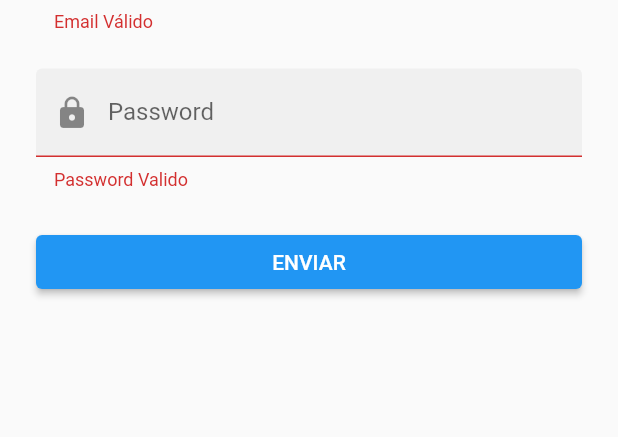
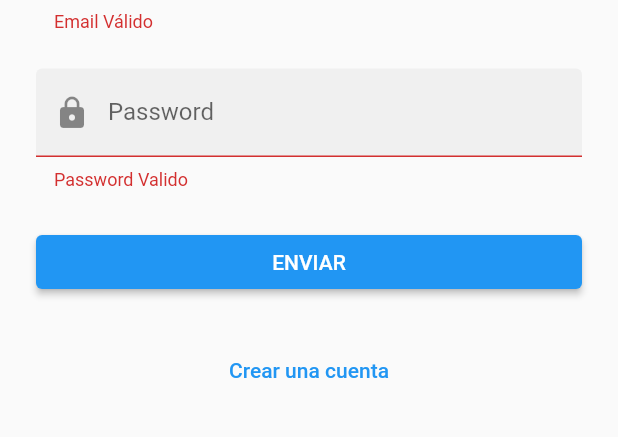
Before and after one commit to flutteracademy-app/clases-adra, a Flutter app: the screen it shows after launch, after a tap on "ENVIAR", on a phone screen of 412 x 824 dp, the part 521-958 px from its top. Run offline on Flutter 3.47's test engine with Material 2 defaults, Android fonts, the phone set to English and light mode, and no system bars; our stand-ins replace firebase_auth, firebase_core, get; accounts and stored records are empty.

Commit message:
inicio y registro

```diff
--- /dev/null
+++ b/app_adra_forms/lib/layout/widgets/buttons/label_button.dart
@@ -0,0 +1,26 @@
+import 'package:flutter/material.dart';
+/*
+LabelButton(
+                labelText: 'Some Text',
+                onPressed: () => print('implement me'),
+              ),
+*/
+
+class LabelButton extends StatelessWidget {
+  final String labelText;
+  final void Function() onPressed;
+
+  const LabelButton(
+      {Key? key, required this.labelText, required this.onPressed})
+      : super(key: key);
+
+  @override
+  Widget build(BuildContext context) {
+    return TextButton(
+      onPressed: onPressed,
+      child: Text(
+        labelText,
+      ),
+    );
+  }
+}
--- a/app_adra_forms/lib/layout/widgets/forms/form_input_field_with_icon.dart
+++ b/app_adra_forms/lib/layout/widgets/forms/form_input_field_with_icon.dart
@@ -18,9 +18,9 @@ class FormInputFieldWithIcon extends StatelessWidget {
       required this.iconPrefix,
       required this.labelText,
       required this.validator,
-      required this.keyboardType,
-      required this.obscureText,
-      required this.minLines,
+      this.keyboardType = TextInputType.text,
+      this.obscureText = false,
+      this.minLines = 1,
       this.maxLines,
       required this.onChanged,
       required this.onSaved})
--- a/app_adra_forms/lib/modules/auth/screens/email_sign_in_ui.dart
+++ b/app_adra_forms/lib/modules/auth/screens/email_sign_in_ui.dart
@@ -1,10 +1,12 @@
 import 'package:app_adra_forms/layout/componets/validators.dart';
 import 'package:app_adra_forms/layout/spaces/form_vertical_spacing.dart';
+import 'package:app_adra_forms/layout/widgets/buttons/label_button.dart';
 import 'package:app_adra_forms/layout/widgets/buttons/primary_button.dart';
 import 'package:app_adra_forms/layout/widgets/forms/form_input_field_with_icon.dart';
 import 'package:app_adra_forms/modules/auth/controller/auth_controller.dart';
+import 'package:app_adra_forms/modules/auth/screens/email_sign_up_ui.dart';
 import 'package:flutter/material.dart';
-import 'package:get/utils.dart';
+import 'package:get/get.dart';
 
 class EmailSignInUi extends StatelessWidget {
   final AuthController authController = AuthController.to;
@@ -15,7 +17,7 @@ class EmailSignInUi extends StatelessWidget {
   @override
   Widget build(BuildContext context) {
     return Scaffold(
-      body: Column(
+      body: ListView(
         children: [
           Form(
             key: _formKey,
@@ -24,7 +26,6 @@ class EmailSignInUi extends StatelessWidget {
                 horizontal: 24.0,
                 vertical: 48.0,
               ),
-              child: SingleChildScrollView(
               child: Column(
                 mainAxisAlignment: MainAxisAlignment.center,
                 crossAxisAlignment: CrossAxisAlignment.stretch,
@@ -76,9 +77,13 @@ class EmailSignInUi extends StatelessWidget {
                         authController.signInWithEmailAndPassword(context);
                       }
                     },
-                    )
+                  ),
+                  const FormVerticalSpacing(),
+                  LabelButton(
+                    labelText: 'Crear una cuenta',
+                    onPressed: () => Get.to(EmailSignUpUI()),
+                  ),
                 ],
-                ),
               ),
             ),
           ),
--- a/app_adra_forms/lib/modules/home/screens/home_screen.dart
+++ b/app_adra_forms/lib/modules/home/screens/home_screen.dart
@@ -11,8 +11,8 @@ class HomeScreen extends StatelessWidget {
       floatingActionButton: FloatingActionButton(onPressed: () {
         authController.signOut();
       }),
-      body: const Center(
-        child: Text("Hola Mundo"),
+      body: Center(
+        child: Text(authController.firebaseUser.value!.uid.toString()),
       ),
     );
   }
```
Also changed, not shown: app_adra_forms/lib/modules/auth/screens/email_sign_up_ui.dart (added, +100 -0 lines). Lines whose indentation alone changed are shown as unchanged.
